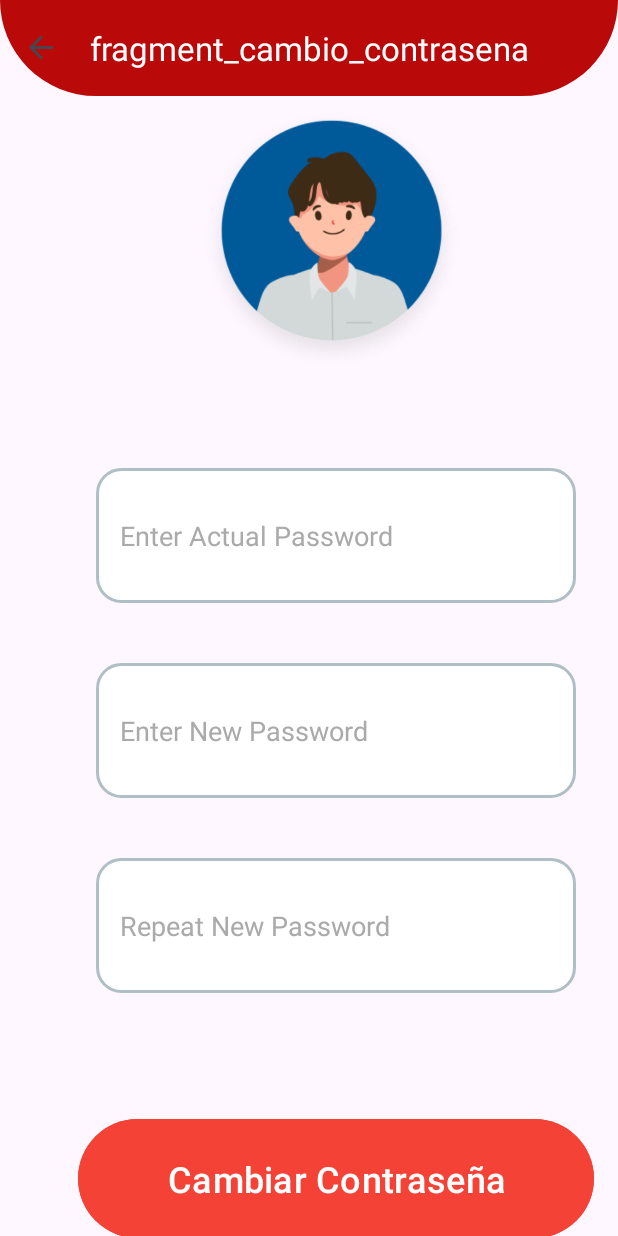
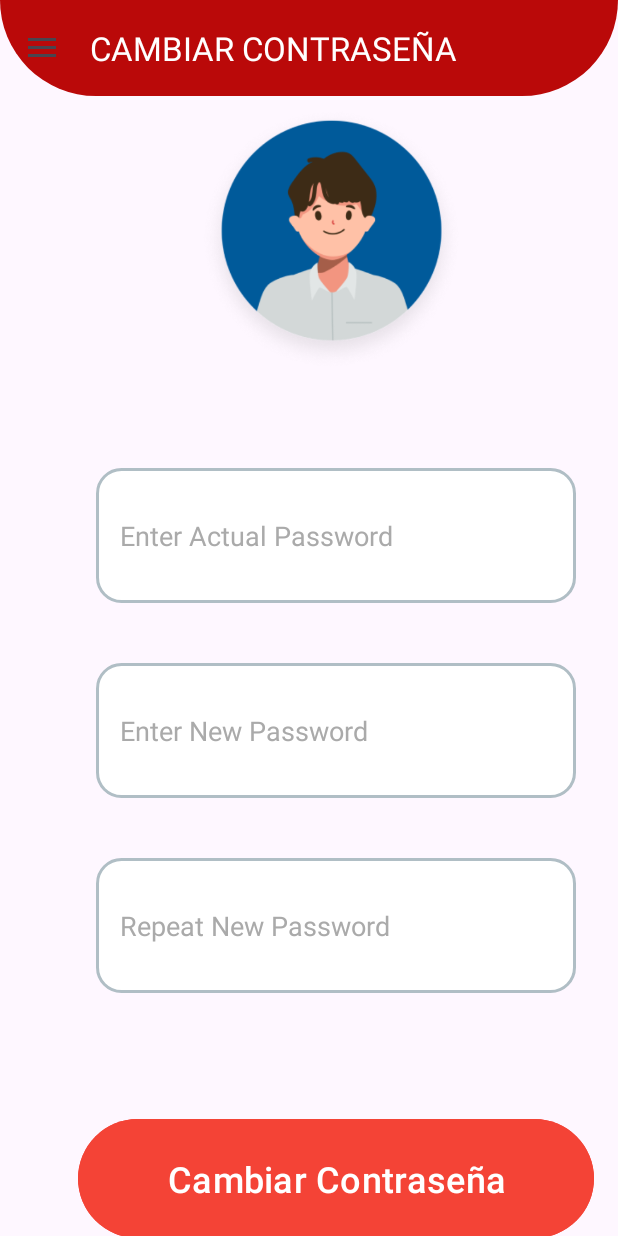
Before and after one commit to WilliamsCG57/PromcoserApp, an Android app: the PrincipalActivity screen opened directly, with no data from a screen before it, in the side drawer, after a tap on "Cambio de Contraseña", on a phone screen of 412 x 824 dp. Run offline under Robolectric (Android 15) with nearby library versions, the phone set to English and light mode, and no system bars; our stand-ins replace navigation-ui; 3 statements that could not run were skipped.

Commit message:
Eliminar de raiz Registro y mejorar navegacion para el Cambio de Contraseña

```diff
--- a/app/src/main/AndroidManifest.xml
+++ b/app/src/main/AndroidManifest.xml
@@ -25,9 +25,6 @@
         </intent-filter>
         </activity>
         <activity
-            android:name=".RegisterActivity"
-            android:exported="false" />
-        <activity
             android:name=".PrincipalActivity"
             android:exported="false"
             android:label="@string/title_activity_principal"
--- a/app/src/main/java/dev/williamscg/promcoserapp/PrincipalActivity.kt
+++ b/app/src/main/java/dev/williamscg/promcoserapp/PrincipalActivity.kt
@@ -32,7 +32,7 @@ class PrincipalActivity : AppCompatActivity() {
 
         appBarConfiguration = AppBarConfiguration(
             setOf(
-                R.id.nav_parte_diario, R.id.nav_maquinaria, R.id.nav_register
+                R.id.nav_parte_diario, R.id.nav_maquinaria, R.id.nav_cambio_contrasena
             ), drawerLayout
         )
         setupActionBarWithNavController(navController, appBarConfiguration)
--- a/app/src/main/java/dev/williamscg/promcoserapp/ui/fragments/CambioContrasenaFragment.kt
+++ b/app/src/main/java/dev/williamscg/promcoserapp/ui/fragments/CambioContrasenaFragment.kt
@@ -42,7 +42,6 @@ class CambioContrasenaFragment : Fragment() {
 
             if (validateInputs(currentPassword, newPassword, repeatNewPassword)) {
                 lifecycleScope.launch {
-                    try {
                     val response = ApiClientChangePassword.instance.changePassword(
                         CambioContrasenaModel(
                             usuario = "admin", // Replace with actual user
@@ -56,9 +55,6 @@ class CambioContrasenaFragment : Fragment() {
                         // Navigate back or clear fields
                     } else {
                         Toast.makeText(context, "Error al cambiar la contraseña", Toast.LENGTH_SHORT).show()
-                        }
-                    } catch (e: Exception) {
-                        Toast.makeText(context, "Error de conexión", Toast.LENGTH_SHORT).show()
                     }
                 }
             }
--- a/app/src/main/java/dev/williamscg/promcoserapp/ui/fragments/ParteDiario/CreacionDetalleFragment.kt
+++ b/app/src/main/java/dev/williamscg/promcoserapp/ui/fragments/ParteDiario/CreacionDetalleFragment.kt
@@ -101,13 +101,10 @@ class CreacionDetalleFragment : Fragment() {
 
 
     private fun deactivateDetail(identificador: Int) {
-        Toast.makeText(context, "Eliminando: $identificador", Toast.LENGTH_SHORT).show()
-
-        val apiService = ApiClient.getDetalleParteApiService(requireContext())
+                val apiService = ApiClient.getDetalleParteApiService(requireContext())
         apiService.deactivateDetail(identificador).enqueue(object : Callback<Void> {
             override fun onResponse(call: Call<Void>, response: Response<Void>) {
                 if (response.isSuccessful) {
-                    Toast.makeText(context, "Eliminado correctamente", Toast.LENGTH_SHORT).show()
                     fetchDetailsFromApi()
                 } else {
                     Toast.makeText(context, "Error al eliminar: ${response.code()}", Toast.LENGTH_SHORT).show()
--- a/app/src/main/java/dev/williamscg/promcoserapp/ui/fragments/ParteDiario/ParteDiarioFragment.kt
+++ b/app/src/main/java/dev/williamscg/promcoserapp/ui/fragments/ParteDiario/ParteDiarioFragment.kt
@@ -40,7 +40,7 @@ class ParteDiarioFragment : Fragment() {
         sharedPreferences = requireContext().getSharedPreferences("MiAppPreferences", Context.MODE_PRIVATE)
 
         boton.setOnClickListener {
-            findNavController().navigate(R.id.crearParteDiarioFragment)
+            navigateToCreateParteDiario()
         }
 
         lifecycleScope.launch {
@@ -87,7 +87,7 @@ class ParteDiarioFragment : Fragment() {
     private fun navigateToDetails(parteDiario: TarjetaParteDiarioModel) {
         findNavController().navigate(R.id.creacionDetalleFragment)
     }
-    private fun createParteDiario(){
+    private fun navigateToCreateParteDiario(){
         findNavController().navigate(R.id.crearParteDiarioFragment, )
     }
     private fun saveSelectedParteDiarioId(idParteDiario: Int) {
--- a/app/src/main/res/menu/activity_main_drawer.xml
+++ b/app/src/main/res/menu/activity_main_drawer.xml
@@ -13,11 +13,7 @@
             android:icon="@drawable/baseline_construction_24"
             android:title="@string/menu_maquinaria" />
         <item
-            android:id="@+id/nav_register"
-            android:icon="@drawable/baseline_person_24"
-            android:title="@string/menu_register" />
-        <item
-            android:id="@+id/cambioContrasenaFragment"
+            android:id="@+id/nav_cambio_contrasena"
             android:icon="@drawable/keychange"
             android:title="@string/menu_password" />
     </group>
--- a/app/src/main/res/navigation/mobile_navigation.xml
+++ b/app/src/main/res/navigation/mobile_navigation.xml
@@ -9,11 +9,6 @@
         android:name="dev.williamscg.promcoserapp.ui.fragments.MaquinariaFragment"
         android:label="MAQUINARIAS"
         tools:layout="@layout/fragment_maquinaria" />
-    <fragment
-        android:id="@+id/nav_register"
-        android:name="dev.williamscg.promcoserapp.ui.fragments.RegisterFragment"
-        android:label="REGISTRO"
-        tools:layout="@layout/fragment_register" />
     <fragment
         android:id="@+id/nav_parte_diario"
         android:name="dev.williamscg.promcoserapp.ui.fragments.ParteDiario.ParteDiarioFragment"
@@ -30,8 +25,18 @@
         android:label="fragment_creacion_detalle"
         tools:layout="@layout/fragment_creacion_detalle" />
     <fragment
-        android:id="@+id/cambioContrasenaFragment"
+        android:id="@+id/nav_cambio_contrasena"
         android:name="dev.williamscg.promcoserapp.ui.fragments.CambioContrasenaFragment"
-        android:label="fragment_cambio_contrasena"
+        android:label="CAMBIAR CONTRASEÑA"
         tools:layout="@layout/fragment_cambio_contrasena" />
+    <fragment
+        android:id="@+id/agregarDetalleFragment"
+        android:name="dev.williamscg.promcoserapp.ui.fragments.ParteDiario.AgregarDetalleFragment"
+        android:label="AGREGAR DETALLE"
+        tools:layout="@layout/fragment_agregar_detalle" />
+    <fragment
+        android:id="@+id/confirmarParteFragment"
+        android:name="dev.williamscg.promcoserapp.ui.fragments.ParteDiario.ConfirmarParteFragment"
+        android:label="CONFIRMAR PARTE"
+        tools:layout="@layout/fragment_confirmar_parte" />
 </navigation>
--- a/app/src/main/res/values/strings.xml
+++ b/app/src/main/res/values/strings.xml
@@ -26,7 +26,6 @@
     <string name="hello_blank_fragment">Hello blank fragment</string>
     <string name="menu_maquinaria">Maquinaria</string>
     <string name="menu_parte">Parte Diario</string>
-    <string name="menu_register">Registro</string>
     <string name="menu_password">Cambio de Contraseña</string>
     <string name="splastext">BIENVENIDO A LA APP DE \nOPERACIONES DE PROMCOSER</string>
     <string name="crearDetalle">Crear</string>
```
Also changed, not shown: app/src/main/java/dev/williamscg/promcoserapp/RegisterActivity.kt (deleted, +0 -75 lines), app/src/main/java/dev/williamscg/promcoserapp/apiService/ApiClient.kt (+4 -4 lines), app/src/main/java/dev/williamscg/promcoserapp/ui/fragments/RegisterFragment.kt (deleted, +0 -19 lines), app/src/main/java/dev/williamscg/promcoserapp/ui/fragments/RegisterViewModel.kt (deleted, +0 -7 lines), app/src/main/res/layout/activity_register.xml (deleted, +0 -96 lines), app/src/main/res/layout/fragment_register.xml (deleted, +0 -20 lines). Lines whose indentation alone changed are shown as unchanged.
